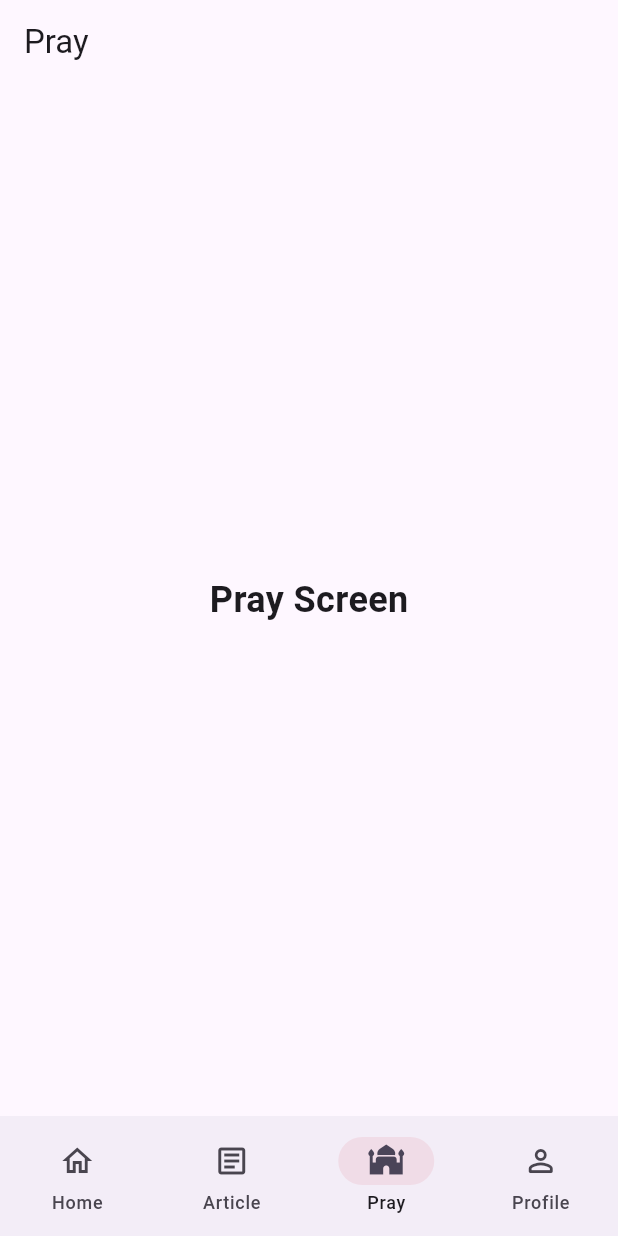
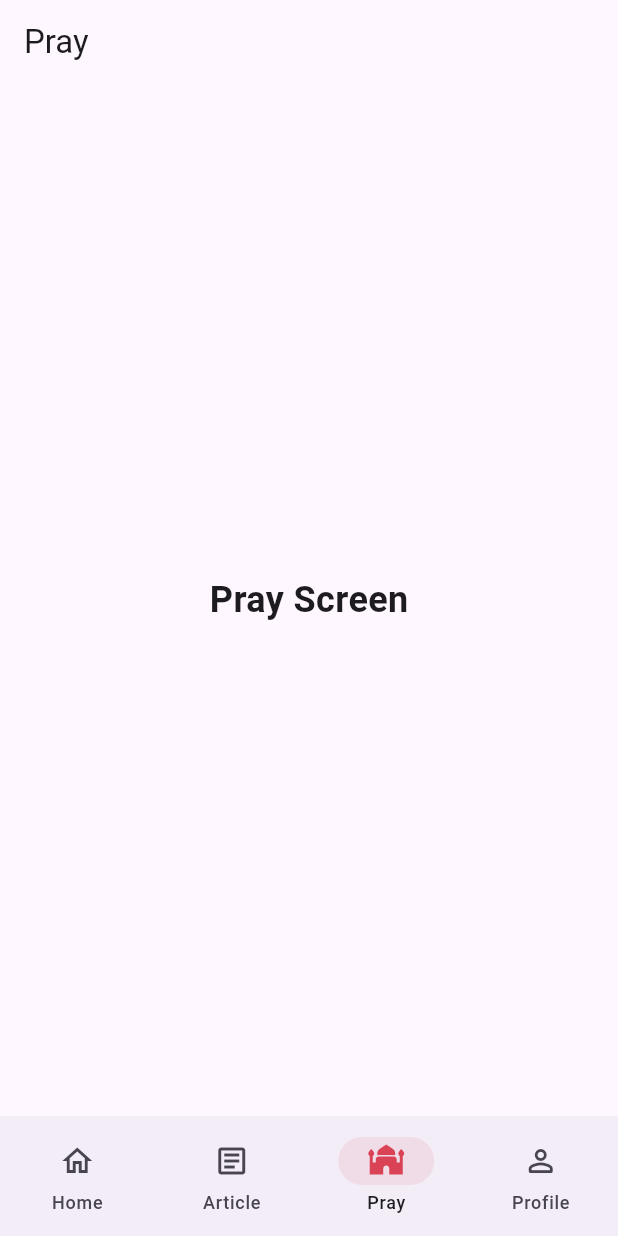
Before and after one commit to khairunnisaalallah/v2_zenfemina_mobile, a Flutter app: the screen it shows after launch, item 3 of the bottom bar chosen, on a phone screen of 412 x 824 dp. Run offline on Flutter 3.47's test engine with Material 3 defaults, Android fonts, the phone set to English and light mode, and no system bars; our stand-ins replace google_fonts.

Commit message:
style: add color on selected navbar

```diff
--- a/lib/pages/home.dart
+++ b/lib/pages/home.dart
@@ -36,22 +36,34 @@ class _homeState extends State<home> {
         destinations: const <Widget>[
           NavigationDestination(
             icon: Icon(Icons.home_outlined),
-            selectedIcon: Icon(Icons.home_rounded),
+            selectedIcon: Icon(
+              Icons.home_rounded,
+              color: Color(0xFFDA4256)
+            ),
             label: 'Home',
           ),
           NavigationDestination(
             icon: Icon(Icons.article_outlined),
-            selectedIcon: Icon(Icons.article),
+            selectedIcon: Icon(
+              Icons.article,
+              color: Color(0xFFDA4256)
+            ),
             label: 'Article',
           ),
           NavigationDestination(
             icon: Icon(Icons.mosque_outlined),
-            selectedIcon: Icon(Icons.mosque),
+            selectedIcon: Icon(
+              Icons.mosque,
+              color: Color(0xFFDA4256)
+            ),
             label: 'Pray',
           ),
           NavigationDestination(
             icon: Icon(Icons.person_outline_rounded),
-            selectedIcon: Icon(Icons.person_rounded),
+            selectedIcon: Icon(
+              Icons.person_rounded,
+              color: Color(0xFFDA4256)
+            ),
             label: 'Profile',
           ),
         ],
```
